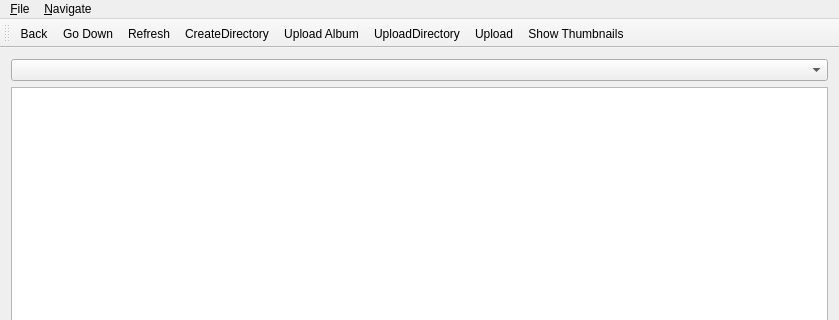
Before: the Qt Designer form qt/mainwindow.ui in whoozle/android-file-transfer-linux, drawn with Qt 5; both pictures show x 0 to 839 and y 0 to 320 of the 839 by 621 pixel window.
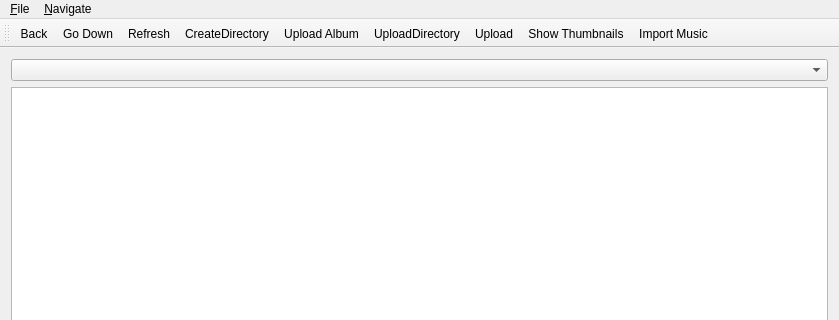
After: the same form once the commit is applied. Icons and pictures are not drawn.

Commit message: import music action fixup

What changed in the file:
```diff
--- a/qt/mainwindow.ui
+++ b/qt/mainwindow.ui
@@ -100,7 +100,7 @@
    <addaction name="actionUploadDirectory"/>
    <addaction name="actionUpload"/>
    <addaction name="actionShowThumbnails"/>
-   <addaction name="actionImport_Music"/>
+   <addaction name="actionImportMusic"/>
   </widget>
   <widget class="QStatusBar" name="statusBar"/>
   <action name="actionUpload">
```
